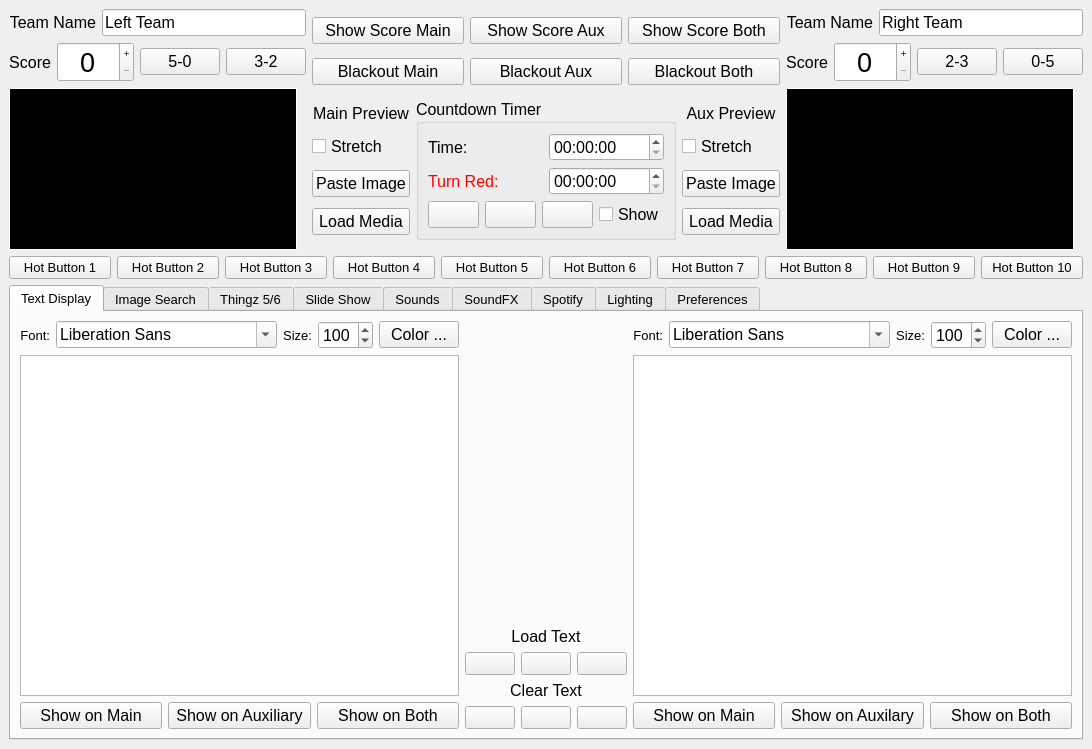
This is ImproTronControlPanel.ui in guywinterbotham/ImproTron as Qt 5 draws it before an edit. The edited form follows.
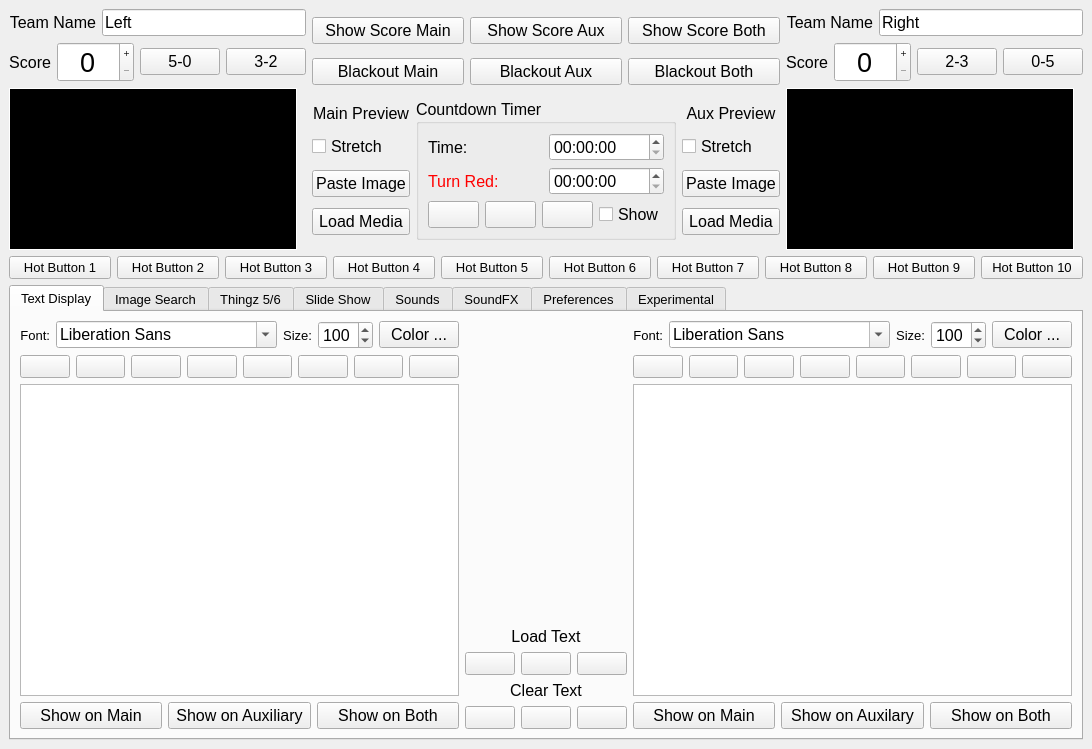
This is the edited form. The open tabs and pages were chosen to show the change. Icons and pictures are not drawn.

Commit message: Added Text Color presets. Fixed THingz. Added more Persistence

Patch:
```diff
--- a/ImproTronControlPanel.ui
+++ b/ImproTronControlPanel.ui
@@ -82,7 +82,7 @@
                </font>
               </property>
               <property name="text">
-               <string>Left Team</string>
+               <string>Left</string>
               </property>
              </widget>
             </item>
@@ -572,7 +572,7 @@
                </font>
               </property>
               <property name="text">
-               <string>Right Team</string>
+               <string>Right</string>
               </property>
              </widget>
             </item>
@@ -802,8 +802,12 @@
          <attribute name="title">
           <string>Text Display</string>
          </attribute>
-         <layout class="QGridLayout" name="gridLayout_3">
-          <item row="0" column="0">
+         <layout class="QHBoxLayout" name="horizontalLayout_3">
+          <item>
+           <layout class="QHBoxLayout" name="leftTextDisplayVL_2">
+            <item>
+             <layout class="QVBoxLayout" name="leftTextDisplayVL">
+              <item>
            <layout class="QHBoxLayout" name="leftFontHLayout">
             <property name="sizeConstraint">
              <enum>QLayout::SetDefaultConstraint</enum>
@@ -872,7 +876,127 @@
             </item>
            </layout>
           </item>
-          <item row="2" column="1">
+              <item>
+               <layout class="QHBoxLayout" name="leftCustomColorHL">
+                <item>
+                 <widget class="QPushButton" name="leftColorPreset1">
+                  <property name="text">
+                   <string/>
+                  </property>
+                 </widget>
+                </item>
+                <item>
+                 <widget class="QPushButton" name="leftColorPreset2">
+                  <property name="text">
+                   <string/>
+                  </property>
+                 </widget>
+                </item>
+                <item>
+                 <widget class="QPushButton" name="leftColorPreset3">
+                  <property name="text">
+                   <string/>
+                  </property>
+                 </widget>
+                </item>
+                <item>
+                 <widget class="QPushButton" name="leftColorPreset4">
+                  <property name="text">
+                   <string/>
+                  </property>
+                 </widget>
+                </item>
+                <item>
+                 <widget class="QPushButton" name="leftColorPreset5">
+                  <property name="text">
+                   <string/>
+                  </property>
+                 </widget>
+                </item>
+                <item>
+                 <widget class="QPushButton" name="leftColorPreset6">
+                  <property name="text">
+                   <string/>
+                  </property>
+                 </widget>
+                </item>
+                <item>
+                 <widget class="QPushButton" name="leftColorPreset7">
+                  <property name="text">
+                   <string/>
+                  </property>
+                 </widget>
+                </item>
+                <item>
+                 <widget class="QPushButton" name="leftColorPreset8">
+                  <property name="text">
+                   <string/>
+                  </property>
+                 </widget>
+                </item>
+               </layout>
+              </item>
+              <item>
+               <widget class="QTextEdit" name="leftTextBox">
+                <property name="font">
+                 <font>
+                  <pointsize>12</pointsize>
+                 </font>
+                </property>
+                <property name="verticalScrollBarPolicy">
+                 <enum>Qt::ScrollBarAlwaysOff</enum>
+                </property>
+                <property name="horizontalScrollBarPolicy">
+                 <enum>Qt::ScrollBarAlwaysOff</enum>
+                </property>
+                <property name="acceptRichText">
+                 <bool>false</bool>
+                </property>
+               </widget>
+              </item>
+              <item>
+               <layout class="QHBoxLayout" name="leftTextShowHL">
+                <item>
+                 <widget class="QPushButton" name="showLeftTextMainPB">
+                  <property name="font">
+                   <font>
+                    <pointsize>12</pointsize>
+                   </font>
+                  </property>
+                  <property name="text">
+                   <string>Show on Main</string>
+                  </property>
+                 </widget>
+                </item>
+                <item>
+                 <widget class="QPushButton" name="showLeftTextAuxiliaryPB">
+                  <property name="font">
+                   <font>
+                    <pointsize>12</pointsize>
+                   </font>
+                  </property>
+                  <property name="text">
+                   <string>Show on Auxiliary</string>
+                  </property>
+                 </widget>
+                </item>
+                <item>
+                 <widget class="QPushButton" name="showLeftTextBothPB">
+                  <property name="font">
+                   <font>
+                    <pointsize>12</pointsize>
+                   </font>
+                  </property>
+                  <property name="text">
+                   <string>Show on Both</string>
+                  </property>
+                 </widget>
+                </item>
+               </layout>
+              </item>
+             </layout>
+            </item>
+            <item>
            <layout class="QVBoxLayout" name="manageTextLayout">
             <property name="sizeConstraint">
              <enum>QLayout::SetMinimumSize</enum>
@@ -1035,131 +1159,9 @@
             </item>
            </layout>
           </item>
-          <item row="2" column="0">
-           <layout class="QVBoxLayout" name="leftTextVLayout">
             <item>
-             <widget class="QTextEdit" name="leftTextBox">
-              <property name="font">
-               <font>
-                <pointsize>12</pointsize>
-               </font>
-              </property>
-              <property name="verticalScrollBarPolicy">
-               <enum>Qt::ScrollBarAlwaysOff</enum>
-              </property>
-              <property name="horizontalScrollBarPolicy">
-               <enum>Qt::ScrollBarAlwaysOff</enum>
-              </property>
-              <property name="acceptRichText">
-               <bool>true</bool>
-              </property>
-             </widget>
-            </item>
+             <layout class="QVBoxLayout" name="rightTextDisplayVL">
             <item>
-             <layout class="QHBoxLayout" name="leftTextShowHL">
-              <item>
-               <widget class="QPushButton" name="showLeftTextMainPB">
-                <property name="font">
-                 <font>
-                  <pointsize>12</pointsize>
-                 </font>
-                </property>
-                <property name="text">
-                 <string>Show on Main</string>
-                </property>
-               </widget>
-              </item>
-              <item>
-               <widget class="QPushButton" name="showLeftTextAuxiliaryPB">
-                <property name="font">
-                 <font>
-                  <pointsize>12</pointsize>
-                 </font>
-                </property>
-                <property name="text">
-                 <string>Show on Auxiliary</string>
-                </property>
-               </widget>
-              </item>
-              <item>
-               <widget class="QPushButton" name="showLeftTextBothPB">
-                <property name="font">
-                 <font>
-                  <pointsize>12</pointsize>
-                 </font>
-                </property>
-                <property name="text">
-                 <string>Show on Both</string>
-                </property>
-               </widget>
-              </item>
-             </layout>
-            </item>
-           </layout>
-          </item>
-          <item row="2" column="3">
-           <layout class="QVBoxLayout" name="rightTextVLayout">
-            <item>
-             <widget class="QTextEdit" name="rightTextBox">
-              <property name="font">
-               <font>
-                <pointsize>12</pointsize>
-               </font>
-              </property>
-              <property name="verticalScrollBarPolicy">
-               <enum>Qt::ScrollBarAlwaysOff</enum>
-              </property>
-              <property name="horizontalScrollBarPolicy">
-               <enum>Qt::ScrollBarAlwaysOff</enum>
-              </property>
-              <property name="acceptRichText">
-               <bool>true</bool>
-              </property>
-             </widget>
-            </item>
-            <item>
-             <layout class="QHBoxLayout" name="rightTextShowHL">
-              <item>
-               <widget class="QPushButton" name="showRightTextMainPB">
-                <property name="font">
-                 <font>
-                  <pointsize>12</pointsize>
-                 </font>
-                </property>
-                <property name="text">
-                 <string>Show on Main</string>
-                </property>
-               </widget>
-              </item>
-              <item>
-               <widget class="QPushButton" name="showRightTextAuxiliaryPB">
-                <property name="font">
-                 <font>
-                  <pointsize>12</pointsize>
-                 </font>
-                </property>
-                <property name="text">
-                 <string>Show on Auxilary</string>
-                </property>
-               </widget>
-              </item>
-              <item>
-               <widget class="QPushButton" name="showRightTextBothPB">
-                <property name="font">
-                 <font>
-                  <pointsize>12</pointsize>
-                 </font>
-                </property>
-                <property name="text">
-                 <string>Show on Both</string>
-                </property>
-               </widget>
-              </item>
-             </layout>
-            </item>
-           </layout>
-          </item>
-          <item row="0" column="3">
            <layout class="QHBoxLayout" name="rightFontHLayout">
             <item>
              <widget class="QLabel" name="rightFontLbl">
@@ -1225,6 +1227,128 @@
             </item>
            </layout>
           </item>
+              <item>
+               <layout class="QHBoxLayout" name="rightCustomColorHL">
+                <item>
+                 <widget class="QPushButton" name="rightColorPreset1">
+                  <property name="text">
+                   <string/>
+                  </property>
+                 </widget>
+                </item>
+                <item>
+                 <widget class="QPushButton" name="rightColorPreset2">
+                  <property name="text">
+                   <string/>
+                  </property>
+                 </widget>
+                </item>
+                <item>
+                 <widget class="QPushButton" name="rightColorPreset3">
+                  <property name="text">
+                   <string/>
+                  </property>
+                 </widget>
+                </item>
+                <item>
+                 <widget class="QPushButton" name="rightColorPreset4">
+                  <property name="text">
+                   <string/>
+                  </property>
+                 </widget>
+                </item>
+                <item>
+                 <widget class="QPushButton" name="rightColorPreset5">
+                  <property name="text">
+                   <string/>
+                  </property>
+                 </widget>
+                </item>
+                <item>
+                 <widget class="QPushButton" name="rightColorPreset6">
+                  <property name="text">
+                   <string/>
+                  </property>
+                 </widget>
+                </item>
+                <item>
+                 <widget class="QPushButton" name="rightColorPreset7">
+                  <property name="text">
+                   <string/>
+                  </property>
+                 </widget>
+                </item>
+                <item>
+                 <widget class="QPushButton" name="rightColorPreset8">
+                  <property name="text">
+                   <string/>
+                  </property>
+                 </widget>
+                </item>
+               </layout>
+              </item>
+              <item>
+               <widget class="QTextEdit" name="rightTextBox">
+                <property name="font">
+                 <font>
+                  <pointsize>12</pointsize>
+                 </font>
+                </property>
+                <property name="verticalScrollBarPolicy">
+                 <enum>Qt::ScrollBarAlwaysOff</enum>
+                </property>
+                <property name="horizontalScrollBarPolicy">
+                 <enum>Qt::ScrollBarAlwaysOff</enum>
+                </property>
+                <property name="acceptRichText">
+                 <bool>false</bool>
+                </property>
+               </widget>
+              </item>
+              <item>
+               <layout class="QHBoxLayout" name="rightTextShowHL">
+                <item>
+                 <widget class="QPushButton" name="showRightTextMainPB">
+                  <property name="font">
+                   <font>
+                    <pointsize>12</pointsize>
+                   </font>
+                  </property>
+                  <property name="text">
+                   <string>Show on Main</string>
+                  </property>
+                 </widget>
+                </item>
+                <item>
+                 <widget class="QPushButton" name="showRightTextAuxiliaryPB">
+                  <property name="font">
+                   <font>
+                    <pointsize>12</pointsize>
+                   </font>
+                  </property>
+                  <property name="text">
+                   <string>Show on Auxilary</string>
+                  </property>
+                 </widget>
+                </item>
+                <item>
+                 <widget class="QPushButton" name="showRightTextBothPB">
+                  <property name="font">
+                   <font>
+                    <pointsize>12</pointsize>
+                   </font>
+                  </property>
+                  <property name="text">
+                   <string>Show on Both</string>
+                  </property>
+                 </widget>
+                </item>
+               </layout>
+              </item>
+             </layout>
+            </item>
+           </layout>
+          </item>
          </layout>
         </widget>
         <widget class="QWidget" name="mediaSearchTab">
@@ -3331,25 +3455,6 @@
           </item>
          </layout>
         </widget>
-        <widget class="QWidget" name="spotifyTab">
-         <property name="minimumSize">
-          <size>
-           <width>675</width>
-           <height>0</height>
-          </size>
-         </property>
-         <attribute name="title">
-          <string>Spotify</string>
-         </attribute>
-        </widget>
-        <widget class="QWidget" name="lightsTab">
-         <property name="enabled">
-          <bool>false</bool>
-         </property>
-         <attribute name="title">
-          <string>Lighting</string>
-         </attribute>
-        </widget>
         <widget class="QWidget" name="preferencesTab">
          <property name="minimumSize">
           <size>
@@ -4010,6 +4115,17 @@
           </item>
          </layout>
         </widget>
+        <widget class="QWidget" name="experimentalTab">
+         <property name="minimumSize">
+          <size>
+           <width>675</width>
+           <height>0</height>
+          </size>
+         </property>
+         <attribute name="title">
+          <string>Experimental</string>
+         </attribute>
+        </widget>
        </widget>
       </item>
      </layout>
```
Left out of the diff: 2 changed lines with no effect on the pictures. Lines whose indentation alone changed are shown as unchanged. The commit also changes 5 other files.
